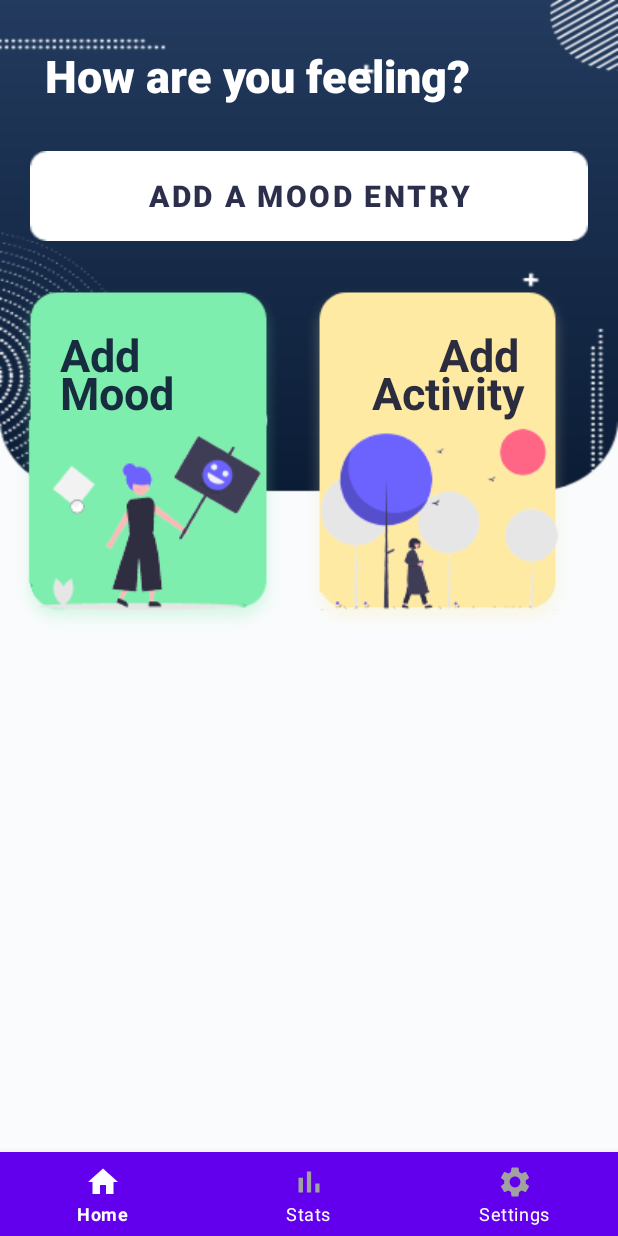
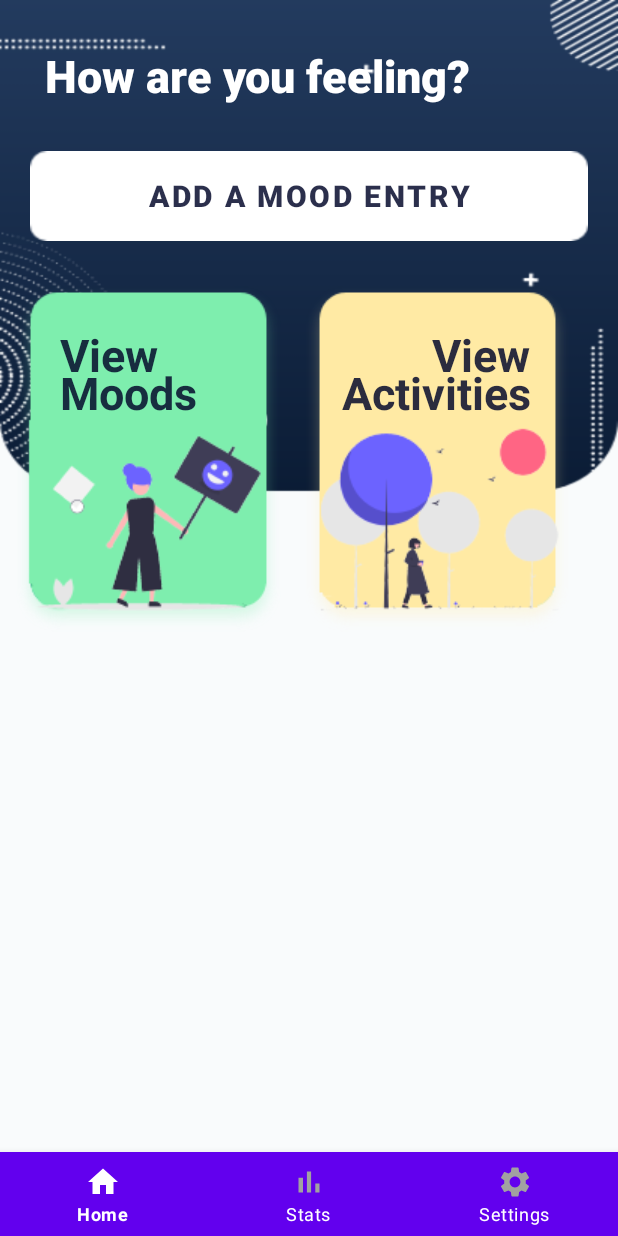
Before and after one commit to Lyamir/Moodegy, an Android app: the screen it shows after launch (MainActivity), on a phone screen of 412 x 824 dp. Run offline under Robolectric (Android 15) with nearby library versions, the phone set to English and light mode, and no system bars; our stand-ins replace Room's generated code.

Commit message:
Updated Home

```diff
--- a/app/src/main/res/layout/fragment_home.xml
+++ b/app/src/main/res/layout/fragment_home.xml
@@ -65,7 +65,7 @@
                     android:layout_marginLeft="40dp"
                     android:layout_marginTop="30dp"
                     android:elevation="100dp"
-                    android:text="Add"
+                    android:text="View"
                     android:textSize="30dp"
                     android:textColor="#D703082B"
                     android:textStyle="bold"/>
@@ -75,7 +75,7 @@
                     android:layout_marginLeft="40dp"
                     android:layout_marginTop="55dp"
                     android:elevation="100dp"
-                    android:text="Mood"
+                    android:text="Moods"
                     android:textSize="30dp"
                     android:textColor="#D703082B"
                     android:textStyle="bold"/>
@@ -100,20 +100,20 @@
                     android:layout_width="wrap_content"
                     android:layout_height="wrap_content"
                     android:textAlignment="gravity"
-                    android:layout_marginLeft="100dp"
+                    android:layout_marginLeft="95dp"
                     android:layout_marginTop="30dp"
                     android:elevation="100dp"
-                    android:text="Add"
+                    android:text="View"
                     android:textSize="30dp"
                     android:textColor="#D703082B"
                     android:textStyle="bold"/>
                 <TextView
                     android:layout_width="wrap_content"
                     android:layout_height="wrap_content"
-                    android:layout_marginLeft="55dp"
+                    android:layout_marginLeft="35dp"
                     android:layout_marginTop="55dp"
                     android:elevation="100dp"
-                    android:text="Activity"
+                    android:text="Activities"
                     android:textSize="30dp"
                     android:textColor="#D703082B"
                     android:textStyle="bold"/>
```
